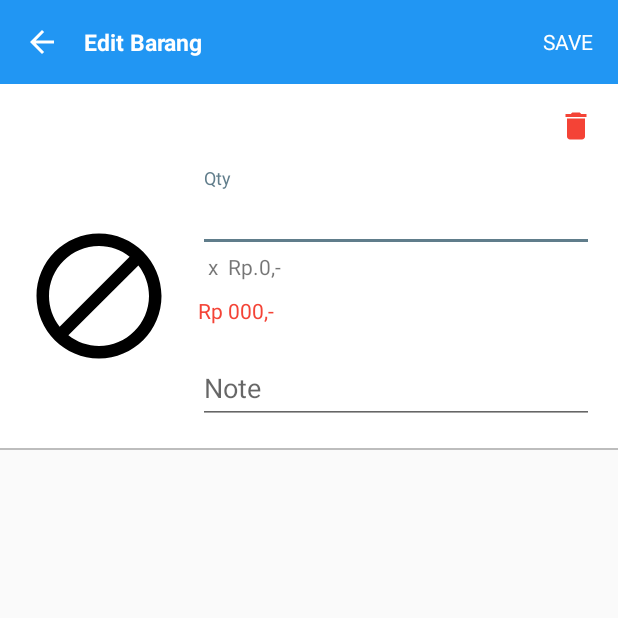
After one commit to kwantz/Mikroskil-Mobile-Lanjutan, an Android app: the EditItemCartActivity screen opened directly, with no data from a screen before it, on a phone screen of 412 x 824 dp, the top half of it. The commit adds this screen. Run offline under Robolectric (Android 15) with nearby library versions, the phone set to English and light mode, and no system bars; our stand-ins replace Picasso; pictures from the network do not load; 1 statement that could not run was skipped.

Commit message:
Edit Cart Activity

```diff
--- a/mobile/app/src/main/AndroidManifest.xml
+++ b/mobile/app/src/main/AndroidManifest.xml
@@ -16,10 +16,11 @@
         <activity android:name=".profile.ProfileActivity" android:theme="@style/AppTheme.OverlapSystemBar"/>
         <activity android:name=".security.SecurityActivity" android:theme="@style/AppTheme.OverlapSystemBar"/>
         <activity android:name=".category.CategoryActivity" android:theme="@style/AppTheme.OverlapSystemBar"/>
-        <activity android:name=".searchcategory.SearchCategoryActivity" android:theme="@style/AppTheme.OverlapSystemBar"/>
         <activity android:name=".searchitem.SearchItemActivity" android:theme="@style/AppTheme.OverlapSystemBar"/>
         <activity android:name=".itemdetail.ItemDetailActivity" android:theme="@style/AppTheme.OverlapSystemBar"/>
         <activity android:name=".notification.NotificationActivity" android:theme="@style/AppTheme.OverlapSystemBar"/>
+        <activity android:name=".edititemcart.EditItemCartActivity" android:theme="@style/AppTheme.OverlapSystemBar"/>
+        <activity android:name=".searchcategory.SearchCategoryActivity" android:theme="@style/AppTheme.OverlapSystemBar"/>
         <activity android:name=".splashscreen.SplashScreenActivity" android:theme="@style/AppTheme.OverlapSystemBar">
             <intent-filter>
                 <action android:name="android.intent.action.MAIN" />
--- /dev/null
+++ b/mobile/app/src/main/java/com/example/you/dummyonlineshop/edititemcart/EditItemCartActivity.java
@@ -0,0 +1,140 @@
+package com.example.you.dummyonlineshop.edititemcart;
+
+import android.app.AlertDialog;
+import android.os.Bundle;
+import android.support.v7.app.AppCompatActivity;
+import android.view.View;
+import android.widget.Button;
+import android.widget.EditText;
+import android.widget.ImageView;
+import android.widget.TextView;
+import android.widget.Toast;
+
+import com.example.you.dummyonlineshop.R;
+import com.example.you.dummyonlineshop.Session;
+import com.example.you.dummyonlineshop.data.Base;
+import com.example.you.dummyonlineshop.data.post.CartBody;
+import com.example.you.dummyonlineshop.library.RetrofitLibrary;
+import com.example.you.dummyonlineshop.service.OnlineShopService;
+import com.squareup.picasso.Picasso;
+
+import retrofit2.Call;
+import retrofit2.Callback;
+import retrofit2.Response;
+import retrofit2.Retrofit;
+
+public class EditItemCartActivity extends AppCompatActivity {
+
+    private ImageView btnBack;
+    private TextView btnSave;
+    private ImageView btnRemove;
+    private TextView itemName;
+    private TextView itemPrice;
+    private EditText itemNote;
+    private EditText itemQty;
+    private TextView totalPrice;
+    private ImageView itemPicture;
+
+    @Override
+    protected void onCreate(Bundle savedInstanceState) {
+        super.onCreate(savedInstanceState);
+        setContentView(R.layout.activity_edit_item_cart);
+
+        int itemId = getIntent().getIntExtra("item_id", 0);
+        int itemPriceData = getIntent().getIntExtra("item_price", 0);
+        String itemNameData = getIntent().getStringExtra("item_name");
+        String itemPictureData = getIntent().getStringExtra("item_picture");
+        String qtyData = getIntent().getStringExtra("item_qty");
+        String noteData = getIntent().getStringExtra("item_note");
+
+        Session session = new Session(getBaseContext());
+
+        View loadingView = getLayoutInflater().inflate(R.layout.alert_loading, null);
+        View removeItemView = getLayoutInflater().inflate(R.layout.alert_remove_item, null);
+
+        AlertDialog loadingAlertDialog = new AlertDialog.Builder(this)
+            .setView(loadingView)
+            .create();
+
+        AlertDialog removeItemAlertDialog = new AlertDialog.Builder(this)
+            .setView(removeItemView)
+            .create();
+
+        btnBack = findViewById(R.id.btn_back);
+        btnSave = findViewById(R.id.btn_save);
+        btnRemove = findViewById(R.id.btn_remove);
+        itemNote = findViewById(R.id.input_note);
+        itemQty = findViewById(R.id.input_qty);
+        totalPrice = findViewById(R.id.price_total);
+        itemName = findViewById(R.id.item_name);
+        itemPrice = findViewById(R.id.item_price);
+        itemPicture = findViewById(R.id.item_picture);
+
+        Retrofit retrofit = RetrofitLibrary.getRetrofit();
+        OnlineShopService service = retrofit.create(OnlineShopService.class);
+
+        itemQty.setText(qtyData);
+        itemNote.setText(noteData);
+
+        itemName.setText(itemNameData);
+        itemPrice.setText("Rp." + itemPriceData + ",-");
+        totalPrice.setText("Rp." + (itemPriceData * Integer.parseInt(qtyData)) + ",-");
+
+        Picasso.with(this)
+            .load(itemPictureData)
+            .error(R.drawable.ic_do_not_disturb_alt_24dp)
+            .placeholder(R.drawable.ic_autorenew_24dp)
+            .into(itemPicture);
+
+        btnBack.setOnClickListener((View v) -> onBackPressed());
+        btnSave.setOnClickListener((View v) -> {
+            CartBody cartBody = new CartBody();
+            cartBody.setQty(Integer.parseInt(itemQty.getText().toString()));
+            cartBody.setNote(itemNote.getText().toString());
+            cartBody.setItem(itemId);
+
+            loadingAlertDialog.show();
+            service.updateItemInCart("Bearer " + session.getToken(), cartBody).enqueue(new Callback<Base>() {
+                @Override
+                public void onResponse(Call<Base> call, Response<Base> response) {
+                    if (response.isSuccessful()){
+                        loadingAlertDialog.cancel();
+                        onBackPressed();
+                    }
+                }
+
+                @Override
+                public void onFailure(Call<Base> call, Throwable t) {
+                    Toast.makeText(getBaseContext(), t.toString(), Toast.LENGTH_LONG).show();
+                }
+            });
+        });
+
+        btnRemove.setOnClickListener((View v) -> {
+            removeItemAlertDialog.show();
+
+            Button confirm = removeItemView.findViewById(R.id.btn_confirm);
+            Button cancel = removeItemAlertDialog.findViewById(R.id.btn_cancel);
+
+            confirm.setOnClickListener((View view) -> {
+                removeItemAlertDialog.cancel();
+                loadingAlertDialog.show();
+                service.deleteItemInCart("Bearer " + session.getToken(), itemId).enqueue(new Callback<Base>() {
+                    @Override
+                    public void onResponse(Call<Base> call, Response<Base> response) {
+                        loadingAlertDialog.cancel();
+                        onBackPressed();
+                    }
+
+                    @Override
+                    public void onFailure(Call<Base> call, Throwable t) {
+                        Toast.makeText(getBaseContext(), t.toString(), Toast.LENGTH_LONG).show();
+                    }
+                });
+            });
+
+            cancel.setOnClickListener((View view) -> removeItemAlertDialog.cancel());
+        });
+    }
+
+}
--- a/mobile/app/src/main/java/com/example/you/dummyonlineshop/profile/ProfileActivity.java
+++ b/mobile/app/src/main/java/com/example/you/dummyonlineshop/profile/ProfileActivity.java
@@ -13,7 +13,7 @@ import com.example.you.dummyonlineshop.R;
 
 import static com.google.common.base.Preconditions.checkNotNull;
 
-public class ProfileActivity  extends AppCompatActivity implements ProfileContract.View {
+public class ProfileActivity extends AppCompatActivity implements ProfileContract.View {
 
     private Button btnConfirm;
     private EditText inputName;
--- /dev/null
+++ b/mobile/app/src/main/res/layout/activity_edit_item_cart.xml
@@ -0,0 +1,108 @@
+<?xml version="1.0" encoding="utf-8"?>
+<LinearLayout xmlns:android="http://schemas.android.com/apk/res/android"
+    xmlns:app="http://schemas.android.com/apk/res-auto"
+    android:orientation="vertical"
+    android:layout_width="match_parent"
+    android:layout_height="match_parent">
+
+    <include layout="@layout/toolbar_edit_item_cart"/>
+
+    <LinearLayout
+        android:layout_width="match_parent"
+        android:layout_height="wrap_content"
+        android:background="@color/text"
+        android:orientation="vertical">
+
+        <LinearLayout
+            android:orientation="horizontal"
+            android:layout_width="match_parent"
+            android:layout_height="wrap_content">
+
+            <TextView android:text="Apakah anda ingin keluar?"
+                android:layout_width="0dp"
+                android:layout_weight="1"
+                android:layout_height="wrap_content"
+                android:textColor="@color/textPrimary"
+                android:padding="16dp"
+                android:id="@+id/item_name"/>
+
+            <ImageView android:id="@+id/btn_remove"
+                app:srcCompat="@drawable/ic_delete_24dp"
+                android:tint="@color/colorSecondary"
+                android:layout_width="wrap_content"
+                android:layout_height="wrap_content"
+                android:padding="16dp"/>
+        </LinearLayout>
+
+        <LinearLayout android:orientation="horizontal"
+            android:layout_width="match_parent"
+            android:layout_height="wrap_content"
+            android:paddingRight="16dp"
+            android:paddingLeft="16dp"
+            android:paddingBottom="16dp">
+
+            <ImageView android:id="@+id/item_picture"
+                android:layout_width="100dp"
+                android:layout_height="100dp"
+                android:layout_gravity="center"/>
+
+            <LinearLayout
+                android:layout_marginLeft="16dp"
+                android:orientation="vertical"
+                android:layout_width="match_parent"
+                android:layout_height="wrap_content">
+
+                <android.support.design.widget.TextInputLayout
+                    android:id="@+id/input_layout_username"
+                    android:layout_width="match_parent"
+                    android:layout_height="wrap_content">
+
+                    <EditText
+                        android:id="@+id/input_qty"
+                        android:layout_width="match_parent"
+                        android:layout_height="wrap_content"
+                        android:inputType="number"
+                        android:hint="Qty" />
+                </android.support.design.widget.TextInputLayout>
+
+                <LinearLayout android:orientation="horizontal"
+                    android:layout_width="match_parent"
+                    android:layout_height="wrap_content">
+
+                    <TextView android:text="  x  "
+                        android:layout_width="wrap_content"
+                        android:layout_height="match_parent"
+                        android:gravity="center"/>
+
+                    <TextView android:id="@+id/item_price"
+                        android:layout_width="wrap_content"
+                        android:layout_height="match_parent"
+                        android:text="Rp 000,-"
+                        android:gravity="center"/>
+                </LinearLayout>
+
+                <TextView android:id="@+id/price_total"
+                    android:layout_width="match_parent"
+                    android:layout_height="wrap_content"
+                    android:text="Rp 000,-"
+                    android:layout_marginTop="10dp"
+                    android:layout_marginBottom="10dp"
+                    android:textColor="@color/colorSecondary"/>
+
+                <android.support.design.widget.TextInputLayout
+                    android:id="@+id/input_layout_note"
+                    android:layout_width="match_parent"
+                    android:layout_height="wrap_content">
+
+                    <EditText
+                        android:id="@+id/input_note"
+                        android:layout_width="match_parent"
+                        android:layout_height="wrap_content"
+                        android:hint="Note" />
+                </android.support.design.widget.TextInputLayout>
+            </LinearLayout>
+        </LinearLayout>
+
+        <include layout="@layout/content_divider"/>
+    </LinearLayout>
+</LinearLayout>
--- a/mobile/app/src/main/res/layout/recycleview_keranjang.xml
+++ b/mobile/app/src/main/res/layout/recycleview_keranjang.xml
@@ -20,8 +20,8 @@
             android:padding="16dp"
             android:id="@+id/item_name"/>
 
-        <ImageView android:id="@+id/btn_remove"
-            app:srcCompat="@drawable/ic_delete_24dp"
+        <ImageView android:id="@+id/btn_edit"
+            app:srcCompat="@drawable/ic_create_black_24dp"
             android:tint="@color/colorSecondary"
             android:layout_width="wrap_content"
             android:layout_height="wrap_content"
--- /dev/null
+++ b/mobile/app/src/main/res/layout/toolbar_edit_item_cart.xml
@@ -0,0 +1,44 @@
+<?xml version="1.0" encoding="utf-8"?>
+<android.support.v7.widget.Toolbar android:id="@+id/toolbar"
+    android:layout_width="match_parent"
+    android:layout_height="?attr/actionBarSize"
+    android:background="@color/colorPrimary"
+    android:theme="@style/Toolbar"
+    app:contentInsetStart="0dp"
+    app:popupTheme="@style/ThemeOverlay.AppCompat.Light"
+    xmlns:android="http://schemas.android.com/apk/res/android"
+    xmlns:app="http://schemas.android.com/apk/res-auto">
+
+    <LinearLayout android:gravity="center"
+        android:layout_width="match_parent"
+        android:layout_height="match_parent"
+        android:orientation="horizontal">
+
+        <ImageView android:id="@+id/btn_back"
+            app:srcCompat="@drawable/ic_arrow_back_24dp"
+            android:tint="@color/text"
+            android:layout_width="wrap_content"
+            android:layout_height="wrap_content"
+            android:paddingTop="@dimen/activity_vertical_margin"
+            android:paddingLeft="@dimen/activity_horizontal_margin"
+            android:paddingRight="@dimen/activity_horizontal_margin"
+            android:paddingBottom="@dimen/activity_vertical_margin"/>
+
+        <TextView
+            android:layout_width="0dp"
+            android:layout_height="match_parent"
+            android:layout_weight="1"
+            android:textSize="15sp"
+            android:textStyle="bold"
+            android:gravity="center|left"
+            android:text="Edit Barang"
+            android:textColor="@color/text"/>
+
+        <TextView android:id="@+id/btn_save"
+            android:layout_width="wrap_content"
+            android:layout_height="wrap_content"
+            android:padding="16dp"
+            android:text="SAVE"
+            android:textColor="@color/text"/>
+    </LinearLayout>
+</android.support.v7.widget.Toolbar>
```
Also changed, not shown: mobile/app/src/main/java/com/example/you/dummyonlineshop/adapter/KeranjangAdapter.java (+13 -26 lines), mobile/app/src/main/res/drawable/ic_create_black_24dp.xml (added, +9 -0 lines), mobile/app/src/main/res/layout/alert_remove_item.xml (added, +31 -0 lines).
